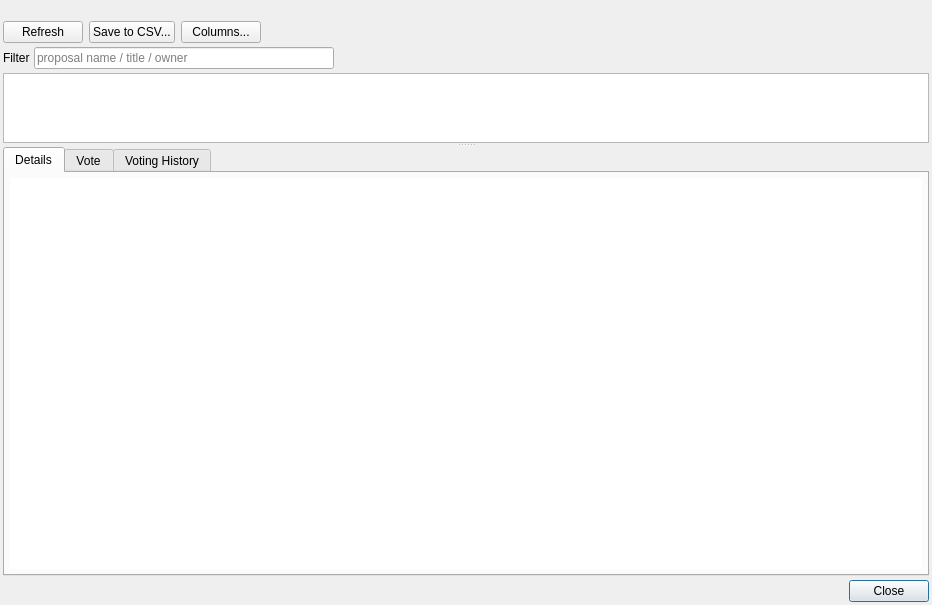
Before: the Qt Designer form src/ui/ui_proposals.ui in Bertrand256/dash-masternode-tool, drawn with Qt 5.
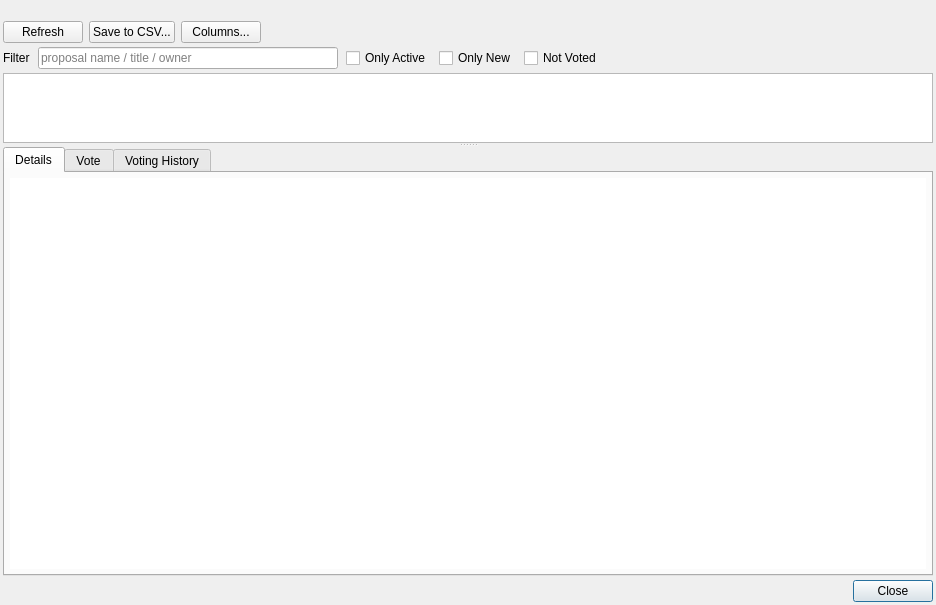
After: the same form once the commit is applied.

Commit message: - Dash Testnet support - Trezor T support - switching between different configurations - config files encryption with hardware wallets - toolbar and main menu in main window - improvements in payment dialog: multiple recipients, improved UTXO selection, saving recipient list in an external file - transaction preview window - proposal dialog: additional filtering, voting on multiple proposals at once - uploading firmware to hardware wallets (dedicated mainly to upload a custom firmware with testnet support)

```diff
--- a/src/ui/ui_proposals.ui
+++ b/src/ui/ui_proposals.ui
@@ -6,7 +6,7 @@
    <rect>
     <x>0</x>
     <y>0</y>
-    <width>932</width>
+    <width>936</width>
     <height>605</height>
    </rect>
   </property>
@@ -49,6 +49,12 @@
      </property>
      <item>
       <widget class="QPushButton" name="btnProposalsRefresh">
+       <property name="sizePolicy">
+        <sizepolicy hsizetype="Maximum" vsizetype="Fixed">
+         <horstretch>0</horstretch>
+         <verstretch>0</verstretch>
+        </sizepolicy>
+       </property>
        <property name="text">
         <string>Refresh</string>
        </property>
@@ -59,6 +65,12 @@
      </item>
      <item>
       <widget class="QPushButton" name="btnProposalsSaveToCSV">
+       <property name="sizePolicy">
+        <sizepolicy hsizetype="Maximum" vsizetype="Fixed">
+         <horstretch>0</horstretch>
+         <verstretch>0</verstretch>
+        </sizepolicy>
+       </property>
        <property name="text">
         <string>Save to CSV...</string>
        </property>
@@ -69,6 +81,12 @@
      </item>
      <item>
       <widget class="QPushButton" name="btnProposalsColumns">
+       <property name="sizePolicy">
+        <sizepolicy hsizetype="Maximum" vsizetype="Fixed">
+         <horstretch>0</horstretch>
+         <verstretch>0</verstretch>
+        </sizepolicy>
+       </property>
        <property name="text">
         <string>Columns...</string>
        </property>
@@ -79,9 +97,15 @@
      </item>
      <item>
       <widget class="QLabel" name="lblBudgetSummary">
+       <property name="styleSheet">
+        <string notr="true"/>
+       </property>
        <property name="text">
         <string/>
        </property>
+       <property name="wordWrap">
+        <bool>true</bool>
+       </property>
        <property name="openExternalLinks">
         <bool>true</bool>
        </property>
@@ -90,23 +114,13 @@
        </property>
       </widget>
      </item>
-     <item>
-      <spacer name="horizontalSpacer">
-       <property name="orientation">
-        <enum>Qt::Horizontal</enum>
-       </property>
-       <property name="sizeHint" stdset="0">
-        <size>
-         <width>40</width>
-         <height>20</height>
-        </size>
-       </property>
-      </spacer>
-     </item>
     </layout>
    </item>
    <item>
     <layout class="QHBoxLayout" name="layoutFilter">
+     <property name="spacing">
+      <number>8</number>
+     </property>
      <item>
       <widget class="QLabel" name="lblProposalFilter">
        <property name="text">
@@ -136,6 +150,33 @@
        </property>
       </widget>
      </item>
+     <item>
+      <widget class="QCheckBox" name="chb_only_active">
+       <property name="text">
+        <string>Only Active</string>
+       </property>
+      </widget>
+     </item>
+     <item>
+      <widget class="QCheckBox" name="chb_only_new">
+       <property name="toolTip">
+        <string>Show only new proposals</string>
+       </property>
+       <property name="text">
+        <string>Only New</string>
+       </property>
+      </widget>
+     </item>
+     <item>
+      <widget class="QCheckBox" name="chb_not_voted">
+       <property name="toolTip">
+        <string>Show only proposals for which I did not vote</string>
+       </property>
+       <property name="text">
+        <string>Not Voted</string>
+       </property>
+      </widget>
+     </item>
      <item>
       <spacer name="hsFilter">
        <property name="orientation">
@@ -172,7 +213,7 @@
        <bool>false</bool>
       </property>
       <property name="selectionMode">
-       <enum>QAbstractItemView::SingleSelection</enum>
+       <enum>QAbstractItemView::ExtendedSelection</enum>
       </property>
       <property name="selectionBehavior">
        <enum>QAbstractItemView::SelectRows</enum>
```
The commit also changes 65 other files.
